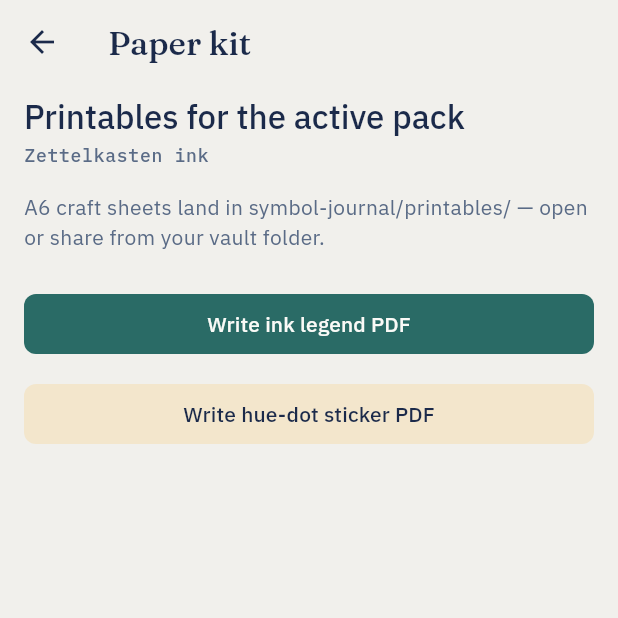
After one commit to mitchyTame/hue-memory, a Flutter app: the screen it shows after launch, after a tap on the "settings" icon, after a tap on "Paper kit", on a phone screen of 412 x 824 dp, the top half of it. The commit adds this screen. Run offline on Flutter 3.47's test engine with Material 3 defaults, Android fonts, the phone set to English and light mode, and no system bars; our stand-ins replace camera, file_picker, google_fonts, pdf, shared_preferences, yaml; missing offline and left inert: saf.

Commit message:
Add Paper kit: A6 ink legend and hue-dot sticker PDFs
Settings writes Memory-hues craft PDFs into the vault printables folder.
Glyphs are vector-drawn; hue codes use the friendly 2-char alphabet.

```diff
--- /dev/null
+++ b/lib/ui/paper_kit_shell.dart
@@ -0,0 +1,92 @@
+import 'package:flutter/material.dart';
+
+import '../theme/memory_hues.dart';
+
+/// Settings → Paper kit — write printable legend / hue-dot PDFs into the vault.
+class PaperKitShell extends StatelessWidget {
+  const PaperKitShell({
+    super.key,
+    required this.packLabel,
+    this.busy = false,
+    this.lastWritePath,
+    this.onBack,
+    this.onWriteLegend,
+    this.onWriteHueDots,
+  });
+
+  final String packLabel;
+  final bool busy;
+  final String? lastWritePath;
+  final VoidCallback? onBack;
+  final VoidCallback? onWriteLegend;
+  final VoidCallback? onWriteHueDots;
+
+  @override
+  Widget build(BuildContext context) {
+    final textTheme = Theme.of(context).textTheme;
+
+    return Scaffold(
+      backgroundColor: MemoryHues.paper,
+      appBar: AppBar(
+        title: const Text('Paper kit'),
+        leading: IconButton(
+          icon: const Icon(Icons.arrow_back),
+          onPressed: busy ? null : onBack,
+        ),
+      ),
+      body: ListView(
+        padding: const EdgeInsets.fromLTRB(16, 8, 16, 24),
+        children: [
+          Text(
+            'Printables for the active pack',
+            style: textTheme.titleLarge,
+          ),
+          const SizedBox(height: 4),
+          Text(
+            packLabel,
+            style: textTheme.labelMedium?.copyWith(color: MemoryHues.inkMuted),
+          ),
+          const SizedBox(height: 16),
+          Text(
+            'A6 craft sheets land in symbol-journal/printables/ — '
+            'open or share from your vault folder.',
+            style: textTheme.bodyMedium?.copyWith(color: MemoryHues.inkMuted),
+          ),
+          const SizedBox(height: 24),
+          FilledButton(
+            onPressed: busy ? null : onWriteLegend,
+            child: const Text('Write ink legend PDF'),
+          ),
+          const SizedBox(height: 12),
+          FilledButton.tonal(
+            onPressed: busy ? null : onWriteHueDots,
+            style: FilledButton.styleFrom(
+              foregroundColor: MemoryHues.ink,
+              backgroundColor: MemoryHues.recallSoft,
+            ),
+            child: const Text('Write hue-dot sticker PDF'),
+          ),
+          if (busy) ...[
+            const SizedBox(height: 24),
+            const Center(child: CircularProgressIndicator()),
+          ],
+          if (lastWritePath != null) ...[
+            const SizedBox(height: 24),
+            Text(
+              'Last write',
+              style: textTheme.labelMedium,
+            ),
+            const SizedBox(height: 4),
+            SelectableText(
+              lastWritePath!,
+              style: textTheme.bodySmall?.copyWith(
+                fontFamily: 'IBM Plex Mono',
+                color: MemoryHues.inkMuted,
+              ),
+            ),
+          ],
+        ],
+      ),
+    );
+  }
+}
--- a/lib/ui/settings_hub_shell.dart
+++ b/lib/ui/settings_hub_shell.dart
@@ -12,6 +12,7 @@ class SettingsHubShell extends StatelessWidget {
     this.onOpenVault,
     this.onOpenOcr,
     this.onOpenSymbols,
+    this.onOpenPaperKit,
     this.onBack,
   });
 
@@ -21,6 +22,7 @@ class SettingsHubShell extends StatelessWidget {
   final VoidCallback? onOpenVault;
   final VoidCallback? onOpenOcr;
   final VoidCallback? onOpenSymbols;
+  final VoidCallback? onOpenPaperKit;
   final VoidCallback? onBack;
 
   @override
@@ -58,6 +60,16 @@ class SettingsHubShell extends StatelessWidget {
             trailing: const Icon(Icons.chevron_right),
             onTap: onOpenSymbols,
           ),
+          const Divider(height: 1),
+          ListTile(
+            title: Text('Paper kit', style: textTheme.titleLarge),
+            subtitle: Text(
+              'A6 legend + hue-dot stickers',
+              style: textTheme.labelMedium,
+            ),
+            trailing: const Icon(Icons.chevron_right),
+            onTap: onOpenPaperKit,
+          ),
         ],
       ),
     );
--- a/pubspec.yaml
+++ b/pubspec.yaml
@@ -44,6 +44,7 @@ dependencies:
   saf: ^2.1.2
   camera: ^0.12.0+1
   yaml: ^3.1.4
+  pdf: ^3.13.1
 
 dev_dependencies:
   flutter_test:
```
Also changed, not shown: lib/app.dart (+89 -1 lines), lib/printables/hue_code.dart (added, +41 -0 lines), lib/printables/paper_kit_pdf.dart (added, +299 -0 lines), pubspec.lock, 3 other files.
